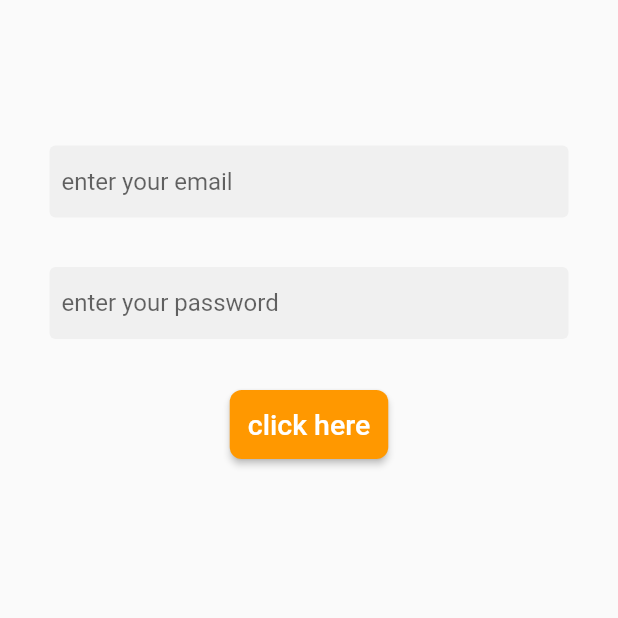
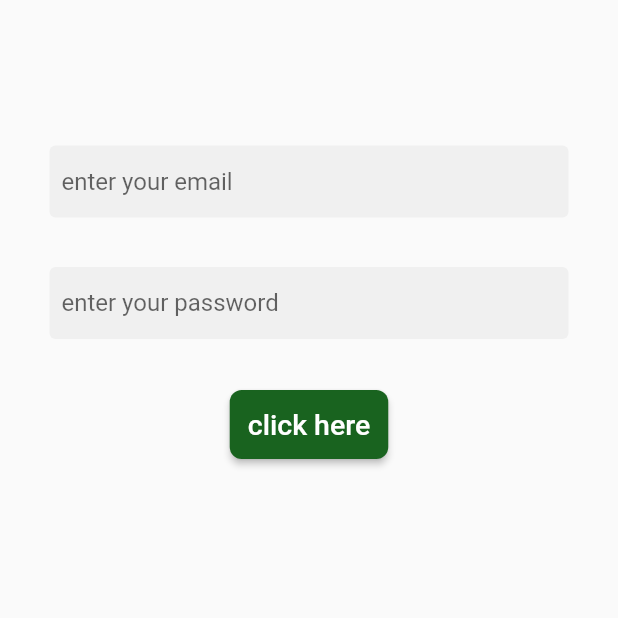
Before and after one commit to AyaEidAttya/E-commerce-app, a Flutter app: the screen it shows after launch, on a phone screen of 412 x 824 dp, the top half of it. Run offline on Flutter 3.47's test engine with Material 2 defaults, Android fonts, the phone set to English and light mode, and no system bars.

Commit message:
add constant colors

```diff
--- a/lib/pages/logine.dart/login.dart
+++ b/lib/pages/logine.dart/login.dart
@@ -42,7 +42,7 @@ class login extends StatelessWidget {
               ElevatedButton(
                 onPressed: () {},
                 style: ButtonStyle(
-                  backgroundColor: MaterialStateProperty.all(Colors.orange),
+                  backgroundColor: MaterialStateProperty.all(Color.fromARGB(255, 25, 99, 31)),
                   padding: MaterialStateProperty.all(EdgeInsets.all(12)),
                   shape: MaterialStateProperty.all(RoundedRectangleBorder(
                       borderRadius: BorderRadius.circular(8))),
```
